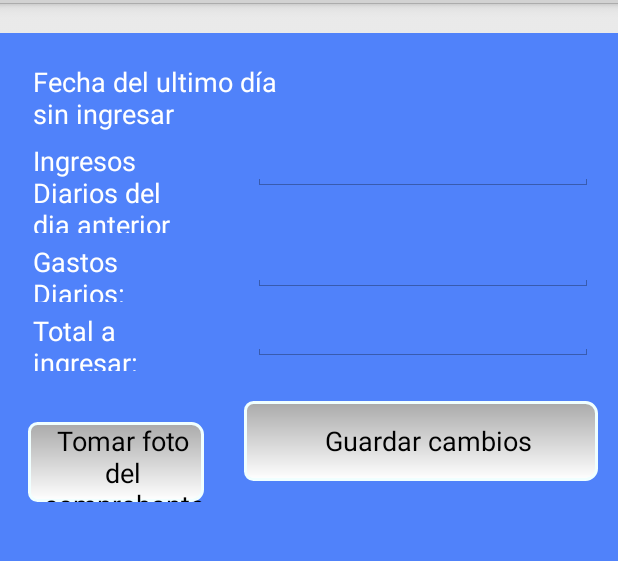
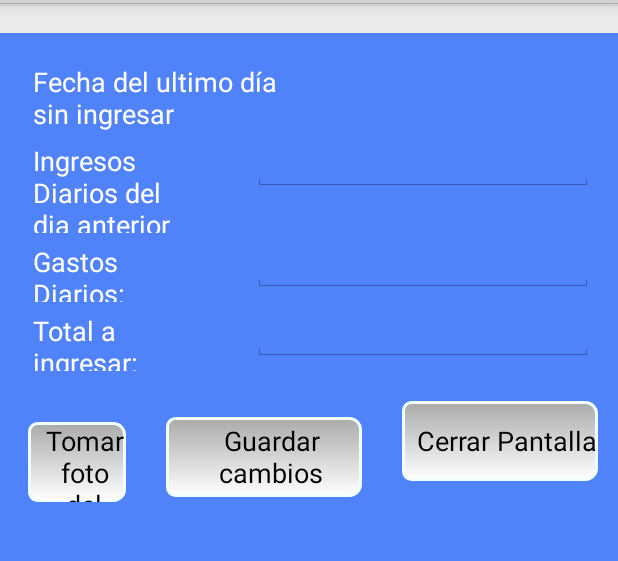
Before and after one commit to perevallduriolatordera/edicards-apk, an Android app: the layout activity_ingresos_diarios.xml on its own in the app's theme, with its tools: preview values and no code run, on a phone screen of 412 x 824 dp, the part 69-630 px from its top. Run offline under Robolectric (Android 15) with nearby library versions, the phone set to English and light mode, and no system bars.

```diff
--- a/app/src/main/AndroidManifest.xml
+++ b/app/src/main/AndroidManifest.xml
@@ -3,7 +3,7 @@
     package="net.ifeu.edicards"
     android:versionCode="5"
     android:exported="true"
-    android:versionName="5.2.17 (13 Febrero 2025) --> Control de pagos" >
+    android:versionName="5.2.21 (17 Febrero 2025) --> Control de pagos" >
 
     <!--<uses-sdk
         android:minSdkVersion="16"
--- a/app/src/main/java/net/ifeu/edicards/Application/WorkingArea.java
+++ b/app/src/main/java/net/ifeu/edicards/Application/WorkingArea.java
@@ -25,6 +25,7 @@ public class WorkingArea {
 	public ServiceMonitor Monitor;
 	public DepositoModalidad CurrentDepositoModalidad;
 	public IngresoDiario CurrentIngresoDiario;
+	public boolean IsIngresoDiarioVoluntario;
 
 	public TransactionMetadata CurrentTransactionMetadata;
 
--- a/app/src/main/java/net/ifeu/edicards/MonitorView.java
+++ b/app/src/main/java/net/ifeu/edicards/MonitorView.java
@@ -394,6 +394,7 @@ public class MonitorView extends Fragment {
 
 		voluntaryContribution.setOnClickListener(view -> {
 			_appConfig.getWorkingArea().CurrentIngresoDiario = null;
+			_appConfig.getWorkingArea().IsIngresoDiarioVoluntario = true;
 			DepositManagerExtension.Dialogs.StartIngresoDiarioDialog(this);
 		});
 
--- a/app/src/main/java/net/ifeu/edicards/Printer/IPrintDTO.java
+++ b/app/src/main/java/net/ifeu/edicards/Printer/IPrintDTO.java
@@ -2,6 +2,8 @@ package net.ifeu.edicards.Printer;
 
 import net.ifeu.edicards.Application.AppConfig;
 import net.ifeu.edicards.DataTier.DTODeposito;
+import net.ifeu.library.Errors.ResultResponse;
+
 import android.content.Context;
 
 public interface IPrintDTO {
@@ -9,8 +11,8 @@ public interface IPrintDTO {
 	boolean getStatus(Context context, AppConfig app,
 			boolean showMessages);
 
-	boolean printAlbaran(DTODeposito deposito, Context context,
-			AppConfig app, String guid, boolean isTransferPayment);
+	ResultResponse printAlbaran(DTODeposito deposito, Context context,
+								AppConfig app, String guid, boolean isTransferPayment);
 
 	boolean printDeposito(DTODeposito deposito, Context context,
 			AppConfig app, String guid);
--- a/app/src/main/java/net/ifeu/edicards/Printer/PrintManager.java
+++ b/app/src/main/java/net/ifeu/edicards/Printer/PrintManager.java
@@ -3,6 +3,8 @@ package net.ifeu.edicards.Printer;
 import net.ifeu.edicards.Application.AppConfig;
 import net.ifeu.edicards.DataTier.DTODeposito;
 import net.ifeu.edicards.DataTier.Deposito;
+import net.ifeu.library.Errors.ResultResponse;
+
 import android.content.Context;
 
 public class PrintManager {
@@ -70,8 +72,8 @@ public class PrintManager {
 		return _print.printDeposito(deposito, context, app, guid);
 	}
 
-	public boolean printAlbaran(DTODeposito deposito, Context context,
-			AppConfig app, String guid, boolean isTransferPayment) throws Exception {
+	public ResultResponse printAlbaran(DTODeposito deposito, Context context,
+									   AppConfig app, String guid, boolean isTransferPayment) throws Exception {
 		if (_printDTO == null)
 			throw new Exception("No se ha encontrado impresora");
 
--- a/app/src/main/java/net/ifeu/edicards/Reporting_Totales.java
+++ b/app/src/main/java/net/ifeu/edicards/Reporting_Totales.java
@@ -189,7 +189,7 @@ public class Reporting_Totales extends Activity {
 
 
     	// 	Cantidad Pendiente a ingresar
-    	double pendiente = cantidad - gastos;
+    	double pendiente = cantidad - ingresos - gastos;
     	layout2.addView(this.addCounter("Total PENDIENTE INGRESAR", df.format(pendiente) + " €", Color.BLACK, true));
 
     	layout.addView(layout2);
--- a/app/src/main/res/layout/activity_ingresos_diarios.xml
+++ b/app/src/main/res/layout/activity_ingresos_diarios.xml
@@ -161,6 +161,22 @@
                 android:onClick="OnApply"
                 android:text="Guardar cambios"/>
 
+            <net.ifeu.library.Controls.ButtonColor
+                android:id="@+id/btnCloseIngresoDiario"
+                android:layout_marginLeft="20px"
+                android:layout_marginRight="20px"
+                android:paddingLeft="15px"
+                android:layout_width="0dp"
+                android:layout_weight="1"
+                android:layout_marginBottom="20dp"
+                android:layout_marginTop="20dp"
+                android:layout_height="80px"
+                android:background="@drawable/background_button"
+                android:textColor="@color/Black"
+                android:onClick="OnClose"
+                android:text="Cerrar Pantalla"/>
+
+
         </LinearLayout>
     </LinearLayout>
 </LinearLayout>
```
Also changed, not shown: app/src/main/java/net/ifeu/edicards/DepositManager.java (+20 -3 lines), app/src/main/java/net/ifeu/edicards/IngresosDiarios.java (+23 -9 lines), app/src/main/java/net/ifeu/edicards/Printer/PrintDTODocumentsStar.java (+11 -10 lines), app/src/main/java/net/ifeu/edicards/Printer/PrintDTODocumentsWoosim.java (+6 -4 lines), app/src/main/java/net/ifeu/edicards/Printer/PrintDocumentsStar.java (+4 -4 lines), app/src/main/java/net/ifeu/edicards/Reports.java (+10 -3 lines), app/src/main/java/net/ifeu/library/Errors/ResultResponse.java (added, +12 -0 lines).
